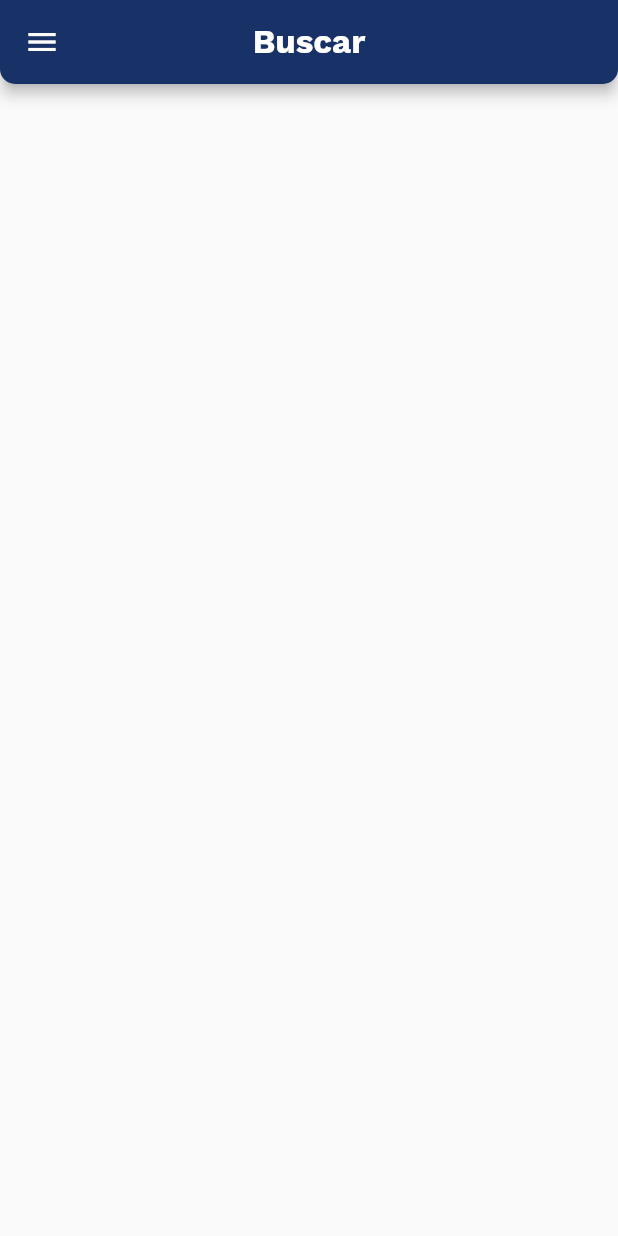
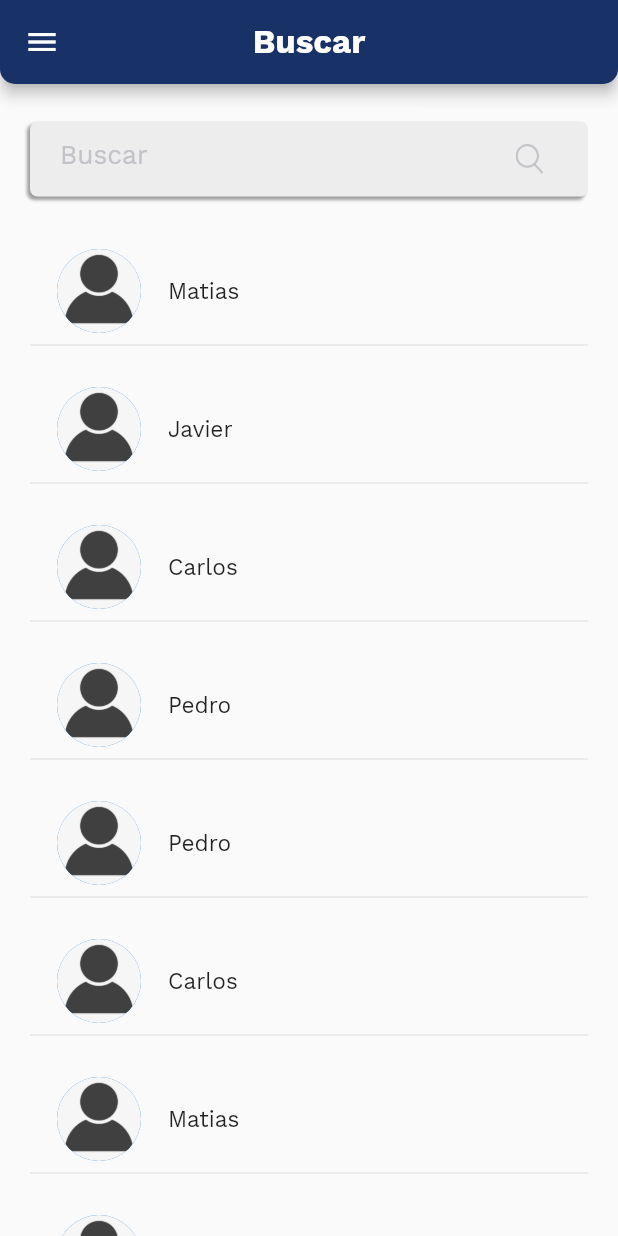
Before and after one commit to ecufre/IA-Mobile, a Flutter app: the HomePage screen opened directly, on a phone screen of 412 x 824 dp. Run offline on Flutter 3.47's test engine with Material 2 defaults, Android fonts, the phone set to English and light mode, and no system bars; our stand-ins replace connectivity, shared_preferences; accounts and stored records are empty; generated files the repository leaves out were written again; project files that could hold a hidden picture were left out.

Commit message:
Change design of the app and add a search bar on the home page

```diff
--- a/lib/src/screens/home_page.dart
+++ b/lib/src/screens/home_page.dart
@@ -1,10 +1,8 @@
 import 'package:flutter/material.dart';
-import 'package:ia_mobile/src/commons/enums/tabItem.dart';
 import 'package:ia_mobile/src/commons/ui.dart';
 import 'package:ia_mobile/src/locales/locale_singleton.dart';
-import 'package:ia_mobile/src/screens/create_users/create_user_page.dart';
 import 'package:ia_mobile/src/screens/menu_drawer/menu_drawer.dart';
-import 'package:ia_mobile/src/screens/search/search_page.dart';
+import 'package:ia_mobile/src/widgets/search_bar.dart';
 
 class HomePage extends StatefulWidget {
   @override
@@ -12,13 +10,62 @@ class HomePage extends StatefulWidget {
 }
 
 class _HomePageState extends State<HomePage> {
-  TabItem currentItem = TabItem.SEARCH_PAGE;
+  String _search;
+
+  TextEditingController _searchController = TextEditingController();
+  FocusNode textSearchFocusNode = FocusNode();
+
+  List _listMembers = [
+    {"Nombre": "Matias"},
+    {"Nombre": "Javier"},
+    {"Nombre": "Carlos"},
+    {"Nombre": "Pedro"},
+    {"Nombre": "Pedro"},
+    {"Nombre": "Carlos"},
+    {"Nombre": "Matias"},
+    {"Nombre": "Pedro"},
+    {"Nombre": "Javier"},
+    {"Nombre": "Pedro"},
+    {"Nombre": "Matias"},
+    {"Nombre": "Pedro"},
+    {"Nombre": "Pedro"},
+    {"Nombre": "Pedro"},
+    {"Nombre": "Javier"},
+    {"Nombre": "Pedro"},
+    {"Nombre": "Pedro"},
+    {"Nombre": "Matias"},
+    {"Nombre": "Pedro"},
+    {"Nombre": "Pedro"},
+    {"Nombre": "Javier"},
+    {"Nombre": "Pedro"},
+    {"Nombre": "Javier"},
+    {"Nombre": "Pedro"},
+    {"Nombre": "Pedro"},
+    {"Nombre": "Matias"},
+    {"Nombre": "Carlos"},
+    {"Nombre": "Pedro"},
+    {"Nombre": "Pedro"},
+    {"Nombre": "Carlos"},
+    {"Nombre": "Pedro"},
+  ];
+
+  void _resetTextFocus() {
+    textSearchFocusNode.unfocus();
+  }
+
+  @override
+  void dispose() {
+    _searchController.dispose();
+
+    super.dispose();
+  }
 
   @override
   Widget build(BuildContext context) {
     return Scaffold(
       drawer: MenuDrawer(),
       appBar: _appBar(),
+      body: _body(),
     );
   }
 
@@ -40,4 +87,67 @@ class _HomePageState extends State<HomePage> {
       ),
     );
   }
+
+  Widget _body() {
+    return SingleChildScrollView(
+      child: Column(
+        crossAxisAlignment: CrossAxisAlignment.center,
+        children: <Widget>[
+          _searchbar(),
+          _members(),
+        ],
+      ),
+    );
+  }
+
+  Widget _searchbar() {
+    return Padding(
+      padding: const EdgeInsets.symmetric(vertical: 25.0, horizontal: 20.0),
+      child: SearchBar(
+        controller: _searchController,
+        keyType: TextInputType.number,
+        hintText: LocaleSingleton.strings.search,
+        function: () {},
+      ),
+    );
+  }
+
+  Widget _members() {
+    return Padding(
+      padding: const EdgeInsets.symmetric(horizontal: 20.0),
+      child: ListView.builder(
+        shrinkWrap: true,
+        addRepaintBoundaries: true,
+        itemCount: _listMembers.length,
+        physics: NeverScrollableScrollPhysics(),
+        itemBuilder: (BuildContext context, int index) {
+          return GestureDetector(
+            child: Padding(
+              padding: const EdgeInsets.symmetric(vertical: 10.0),
+              child: Column(
+                children: <Widget>[
+                  ListTile(
+                    leading: CircleAvatar(
+                      radius: 30.0,
+                      backgroundImage:
+                          AssetImage("assets/images/anonymous_user.png"),
+                    ),
+                    title: Text(
+                      _listMembers[index]["Nombre"],
+                      style: TextStyle(
+                        fontFamily: 'WorkSans Regular',
+                        fontSize: 15.0,
+                      ),
+                    ),
+                  ),
+                  Divider(),
+                ],
+              ),
+            ),
+            onTap: () {},
+          );
+        },
+      ),
+    );
+  }
 }
--- a/lib/src/screens/transactions/pay_salaries.dart
+++ b/lib/src/screens/transactions/pay_salaries.dart
@@ -316,7 +316,8 @@ class _PaySalariesPageState extends State<PaySalariesPage> {
                       ))),
               onTap: () {},
             );
-            }),
+          },
+        ),
       ],
     );
   }
--- /dev/null
+++ b/lib/src/widgets/search_bar.dart
@@ -0,0 +1,99 @@
+import 'package:flutter/material.dart';
+import 'package:ia_mobile/src/commons/ui.dart';
+import 'package:ia_mobile/src/locales/locale_singleton.dart';
+
+class SearchBar extends StatefulWidget {
+  SearchBar({
+    @required this.controller,
+    this.icon = Icons.search,
+    this.enabled = true,
+    this.hintText,
+    this.validation,
+    @required this.keyType,
+    this.function,
+  });
+  final TextEditingController controller;
+
+  final IconData icon;
+  final bool enabled;
+  final String hintText;
+  final validation;
+  final keyType;
+  final function;
+
+  @override
+  _SearchBarState createState() => _SearchBarState();
+}
+
+class _SearchBarState extends State<SearchBar> {
+  FocusNode searchFocus;
+
+  @override
+  void initState() {
+    searchFocus = FocusNode();
+
+    super.initState();
+  }
+
+  @override
+  Widget build(BuildContext context) {
+    return Container(
+      padding: const EdgeInsets.symmetric(horizontal: 15.0),
+      decoration: BoxDecoration(
+        color: Color(0xFFededed),
+        borderRadius: const BorderRadius.all(
+          const Radius.circular(5.0),
+        ),
+        boxShadow: [
+          BoxShadow(
+            color: Colors.grey,
+            offset: Offset(-2.0, 2.0),
+            blurRadius: 1.1,
+          )
+        ],
+      ),
+      height: 50.0,
+      width: 500.0,
+      child: Center(
+        child: Padding(
+          padding: const EdgeInsets.only(right: 0.0, left: 5.0),
+          child: TextFormField(
+            key: Key('SearchBar'),
+            controller: widget.controller,
+            focusNode: searchFocus,
+            style: TextStyle(
+              fontSize: 17.5,
+              fontFamily: 'WorkSans Regular',
+            ),
+            decoration: InputDecoration(
+              suffixIcon: GestureDetector(
+                onTap: widget.controller.text.isEmpty
+                    ? null
+                    : () => widget.function(),
+                child: Image.asset(
+                  'assets/icons/icon_lupa.png',
+                  scale: 3.0,
+                  color:
+                      widget.controller.text.isEmpty ? null : Ui.primaryColor,
+                ),
+              ),
+              hintStyle: TextStyle(
+                fontSize: 17.5,
+                color: Color(0XFFc2c3c9),
+                fontFamily: 'WorkSans Regular',
+              ),
+              border: InputBorder.none,
+              hintText: this.widget.hintText != null
+                  ? this.widget.hintText
+                  : LocaleSingleton.strings.search,
+            ),
+            enabled: this.widget.enabled,
+            onFieldSubmitted: (val) => widget.function(),
+            inputFormatters: this.widget.validation,
+            keyboardType: widget.keyType,
+          ),
+        ),
+      ),
+    );
+  }
+}
```
Lines whose indentation alone changed are shown as unchanged.
